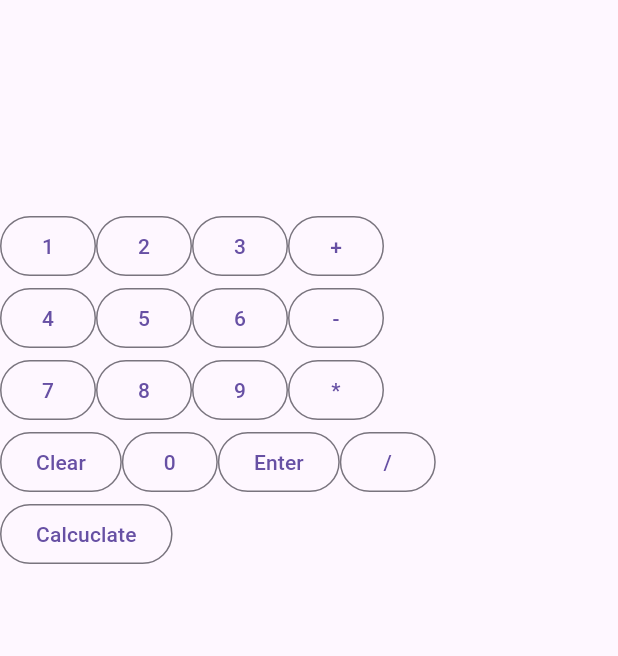
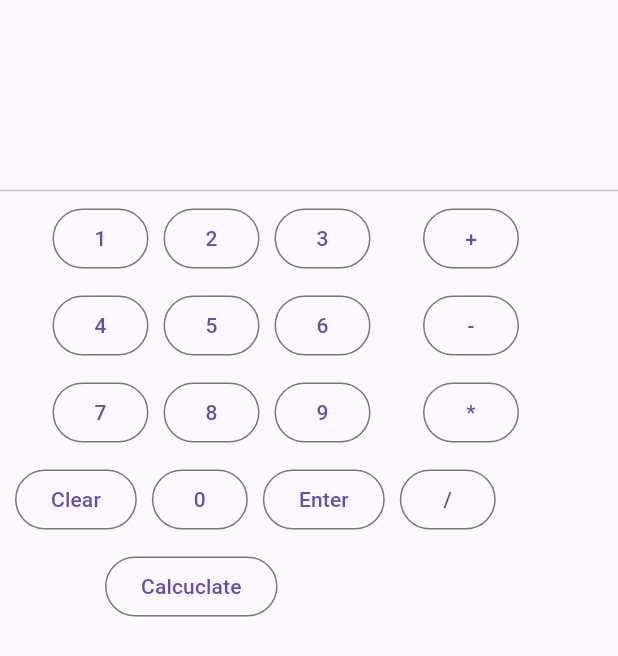
Before and after one commit to TheDarkSide1992/rpn_cal, a Flutter app: the screen it shows after launch, after a tap on "Calcuclate", on a phone screen of 412 x 824 dp. Shown: the top 656 px of the screen. Run offline on Flutter 3.47's test engine with Material 3 defaults, Android fonts, the light colour scheme and no system bars.

Commit message:
layout update, and remowed unused code

```diff
--- a/lib/calculator_screen.dart
+++ b/lib/calculator_screen.dart
@@ -23,44 +23,73 @@ class _CalculatorScreenState extends State<CalculatorScreen> {
         appBar: AppBar(title: Text(endResult)),
         body: Container(
           child: Column(
+            mainAxisAlignment: MainAxisAlignment.start,
             children: [
               Row(
-                children: [Text(currentValue)],
+                children: [
+                  Container(width: 30, color: Colors.transparent),
+                  Text(currentValue),
+                ],
               ),
               Row(
-                children: [Text(commandList)],
+                children: [
+                  Container(width: 30, color: Colors.transparent),
+                  Text(commandList),
+                ],
               ),
               Row(
-                children: [Text(numberList)],
+                children: [
+                  Container(width: 30, color: Colors.transparent),
+                  Text(numberList),
+                ],
               ),
-              Row(
-                children: [Text(endResult)],
-              ),
+              const Divider(),
               Row(children: [
+                Container(width: 35, color: Colors.transparent),
                 _numbtn(1),
+                Container(width: 10, color: Colors.transparent),
                 _numbtn(2),
+                Container(width: 10, color: Colors.transparent),
                 _numbtn(3),
+                Container(width: 35, color: Colors.transparent),
                 _combtn(AddCommand(), "+")
               ]),
+              Container(height: 10, color: Colors.transparent),
               Row(children: [
+                Container(width: 35, color: Colors.transparent),
                 _numbtn(4),
+                Container(width: 10, color: Colors.transparent),
                 _numbtn(5),
+                Container(width: 10, color: Colors.transparent),
                 _numbtn(6),
+                Container(width: 35, color: Colors.transparent),
                 _combtn(SubCommand(), "-")
               ]),
+              Container(height: 10, color: Colors.transparent),
               Row(children: [
+                Container(width: 35, color: Colors.transparent),
                 _numbtn(7),
+                Container(width: 10, color: Colors.transparent),
                 _numbtn(8),
+                Container(width: 10, color: Colors.transparent),
                 _numbtn(9),
+                Container(width: 35, color: Colors.transparent),
                 _combtn(MultiCommand(), "*")
               ]),
+              Container(height: 10, color: Colors.transparent),
               Row(children: [
+                Container(width: 10, color: Colors.transparent),
                 _clear(),
+                Container(width: 10, color: Colors.transparent),
                 _numbtn(0),
+                Container(width: 10, color: Colors.transparent),
                 _enter(),
+                Container(width: 10, color: Colors.transparent),
                 _combtn(DivideCommand(), "/")
               ]),
+              Container(height: 10, color: Colors.transparent),
               Row(children: [
+                Container(width: 70, color: Colors.transparent),
                 _calculate(),
               ]),
             ],
@@ -138,6 +167,12 @@ class _CalculatorScreenState extends State<CalculatorScreen> {
 
   _calculateResult() async {
     endResult = call.calculate();
+
+    commandList = "";
+    numberList = "";
+    currentValue = "";
+
+    call.clear();
   }
 
   _clearlogic() async {
```
Also changed, not shown: lib/cal_logic.dart (+0 -34 lines).
